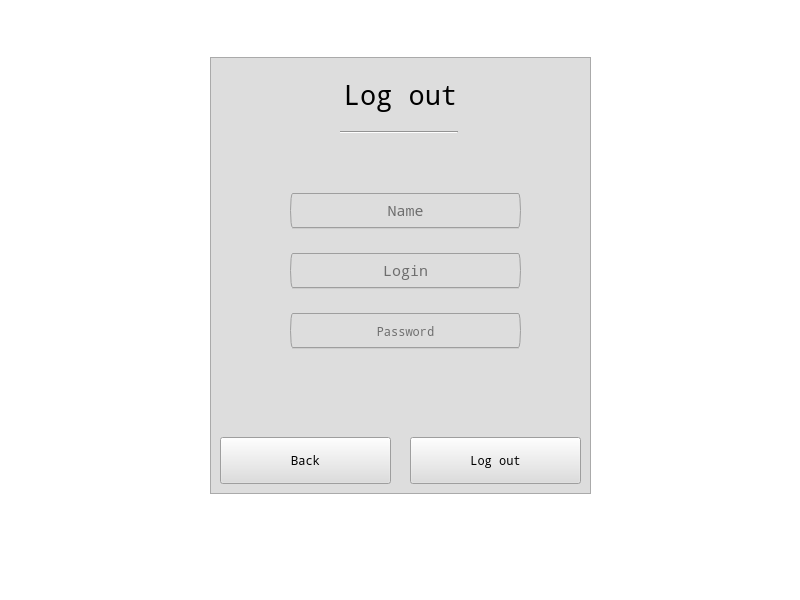
prplV/qt-cookbook, file hellopage.ui: the form before one commit.
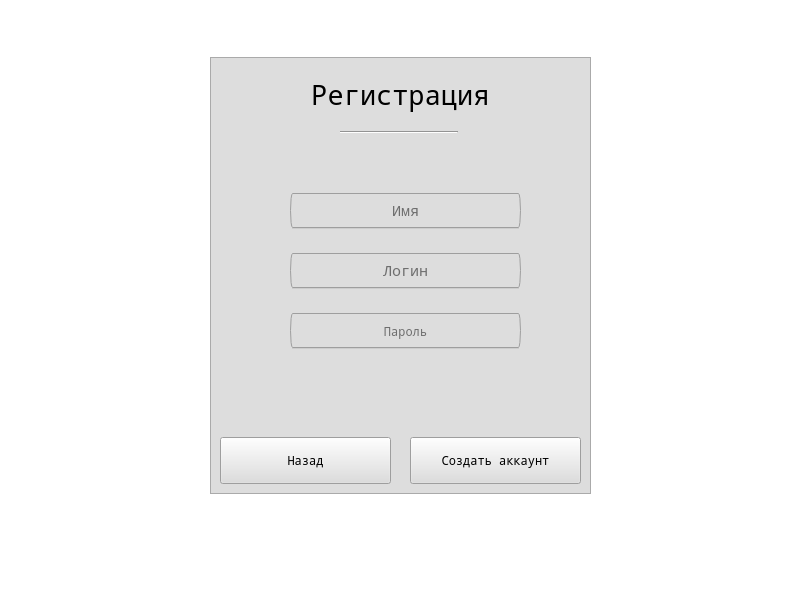
The form after the commit.

```diff
--- a/hellopage.ui
+++ b/hellopage.ui
@@ -57,7 +57,7 @@
      <property name="font">
       <font>
        <family>Noto Mono</family>
-       <pointsize>20</pointsize>
+       <pointsize>19</pointsize>
        <weight>75</weight>
        <bold>true</bold>
       </font>
@@ -66,7 +66,7 @@
       <enum>QFrame::NoFrame</enum>
      </property>
      <property name="text">
-      <string>Welcome</string>
+      <string>Добро пожаловать</string>
      </property>
      <property name="textFormat">
       <enum>Qt::PlainText</enum>
@@ -100,7 +100,7 @@
       <string notr="true">background-color: rgb(221, 221, 221)</string>
      </property>
      <property name="text">
-      <string>Log in</string>
+      <string>Вход</string>
      </property>
      <property name="autoDefault">
       <bool>false</bool>
@@ -130,7 +130,7 @@
       <cursorShape>PointingHandCursor</cursorShape>
      </property>
      <property name="text">
-      <string>Log out</string>
+      <string>Регистрация</string>
      </property>
     </widget>
     <widget class="QLabel" name="login_label_2">
@@ -154,7 +154,7 @@
       <enum>QFrame::NoFrame</enum>
      </property>
      <property name="text">
-      <string>it's your pocket cookbook</string>
+      <string>Ваша карманная книга рецептов</string>
      </property>
      <property name="textFormat">
       <enum>Qt::PlainText</enum>
@@ -198,7 +198,7 @@
       <bool>false</bool>
      </property>
      <property name="placeholderText">
-      <string notr="true">Login</string>
+      <string notr="true">Логин</string>
      </property>
     </widget>
     <widget class="QLineEdit" name="lineEdit_2">
@@ -222,7 +222,7 @@
       <set>Qt::AlignCenter</set>
      </property>
      <property name="placeholderText">
-      <string>Password</string>
+      <string>Пароль</string>
      </property>
     </widget>
     <widget class="QLabel" name="errorHandlerLabel">
@@ -294,7 +294,7 @@
        <enum>QFrame::NoFrame</enum>
       </property>
       <property name="text">
-       <string>Log out</string>
+       <string>Регистрация</string>
       </property>
       <property name="textFormat">
        <enum>Qt::PlainText</enum>
@@ -328,7 +328,7 @@
        <string notr="true">background-color: rgb(221, 221, 221)</string>
       </property>
       <property name="text">
-       <string>Back</string>
+       <string>Назад</string>
       </property>
       <property name="autoDefault">
        <bool>false</bool>
@@ -358,7 +358,7 @@
        <cursorShape>PointingHandCursor</cursorShape>
       </property>
       <property name="text">
-       <string>Log out</string>
+       <string>Создать аккаунт</string>
       </property>
      </widget>
      <widget class="Line" name="line_2">
@@ -396,7 +396,7 @@
        <bool>false</bool>
       </property>
       <property name="placeholderText">
-       <string notr="true">Login</string>
+       <string notr="true">Логин</string>
       </property>
      </widget>
      <widget class="QLineEdit" name="passwd_ln_log_out">
@@ -420,7 +420,7 @@
        <set>Qt::AlignCenter</set>
       </property>
       <property name="placeholderText">
-       <string>Password</string>
+       <string>Пароль</string>
       </property>
      </widget>
      <widget class="QLabel" name="errorHandlerLabel_2">
@@ -473,7 +473,7 @@
        <bool>false</bool>
       </property>
       <property name="placeholderText">
-       <string notr="true">Name</string>
+       <string notr="true">Имя</string>
       </property>
      </widget>
     </widget>
```
